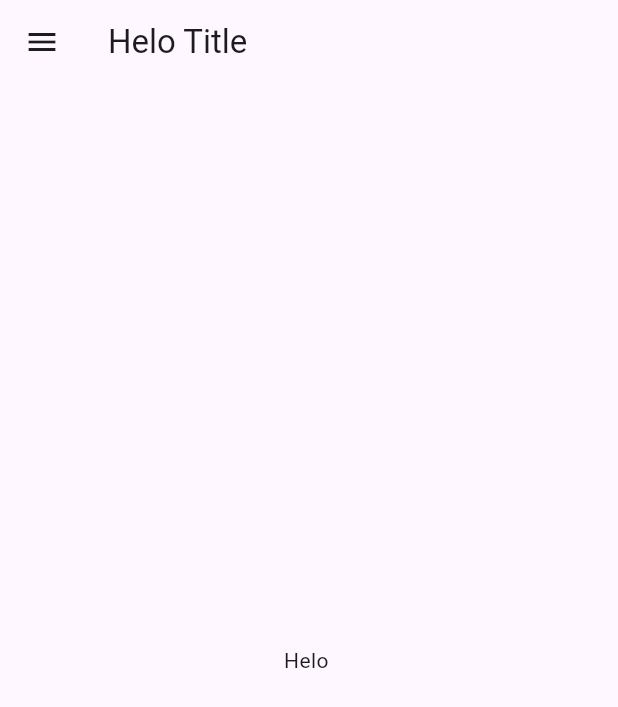
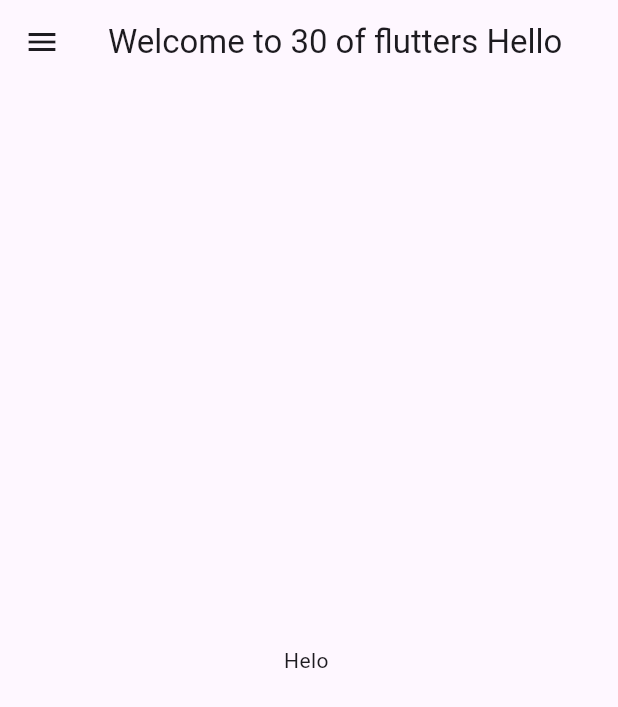
Before and after one commit to satya-prajapati/flutter_catelog, a Flutter app: the screen it shows after launch, on a phone screen of 412 x 824 dp. Shown: the top 707 px of the screen. Run offline on Flutter 3.47's test engine with Material 3 defaults, Android fonts, the light colour scheme and no system bars.

Commit message:
Day2 completed

```diff
--- a/lib/home_page.dart
+++ b/lib/home_page.dart
@@ -5,9 +5,14 @@ class HomePage extends StatelessWidget {
 
   @override
   Widget build(BuildContext context) {
+    var days  = 30;
+    String name = "Hello";
+
     return Scaffold(
+
+
       appBar: AppBar(
-        title: const Text("Helo Title"),
+        title: Text("Welcome to $days of flutters $name"),
       ),
       body: Center(
         child: Container(
```
